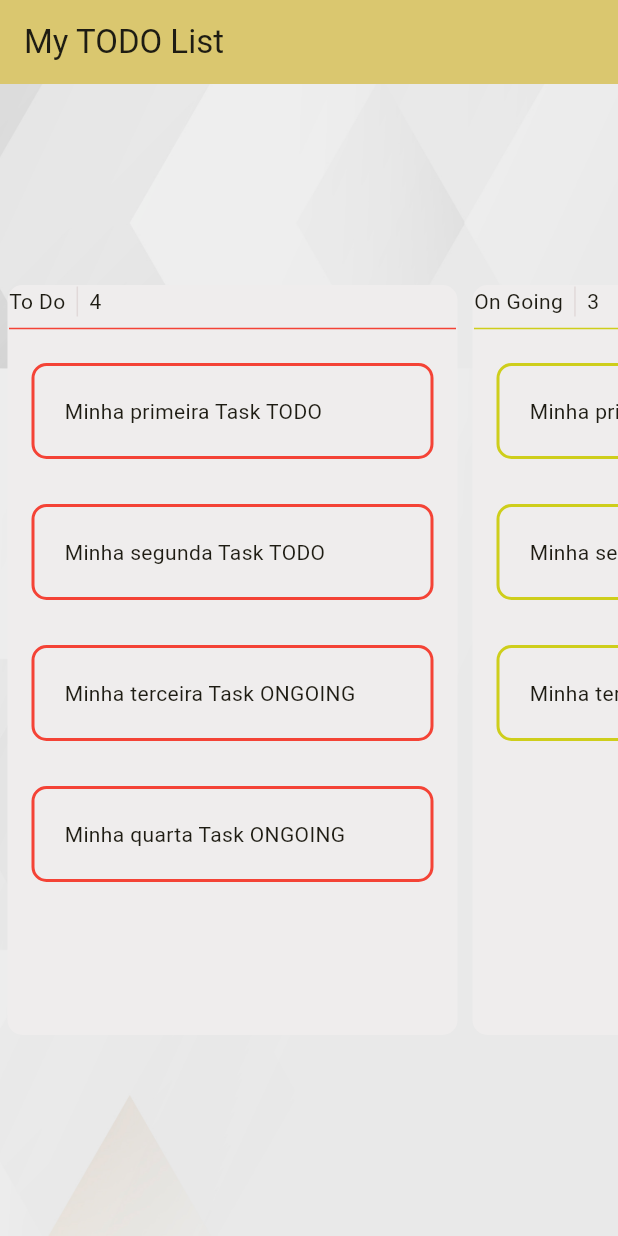
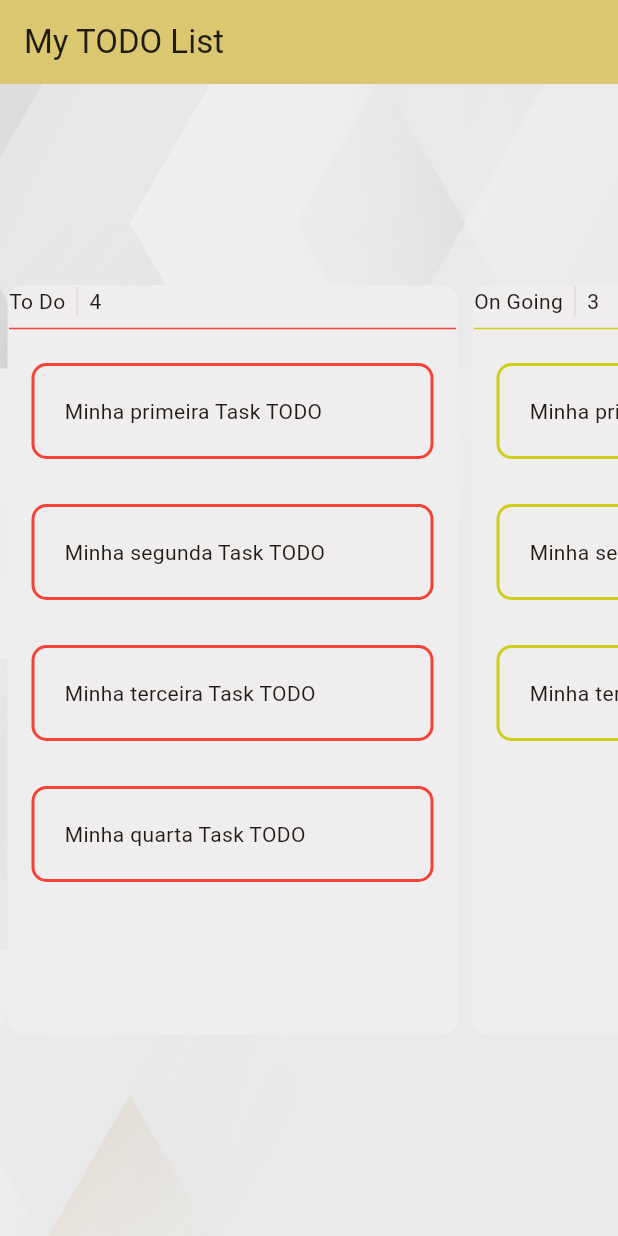
Before and after one commit to andrezaraquel/TODOListFront, a Flutter app: the screen it shows after launch, on a phone screen of 412 x 824 dp. Run offline on Flutter 3.47's test engine with Material 2 defaults, Android fonts, the phone set to English and light mode, and no system bars.

Commit message:
Fix task title

```diff
--- a/lib/main.dart
+++ b/lib/main.dart
@@ -53,8 +53,8 @@ class _MyHomePageState extends State<MyHomePage> {
     Task(Status.todo, "Minha primeira Task TODO", "Minha primeira descrição"),
     Task(Status.todo, "Minha segunda Task TODO", "Minha segunda descrição"),
     Task(
-        Status.todo, "Minha terceira Task ONGOING", "Minha terceira descrição"),
-    Task(Status.todo, "Minha quarta Task ONGOING", "Minha quarta descrição")
+        Status.todo, "Minha terceira Task TODO", "Minha terceira descrição"),
+    Task(Status.todo, "Minha quarta Task TODO", "Minha quarta descrição")
   ];
 
   final List<Task> tasksOnGoing = <Task>[
```
